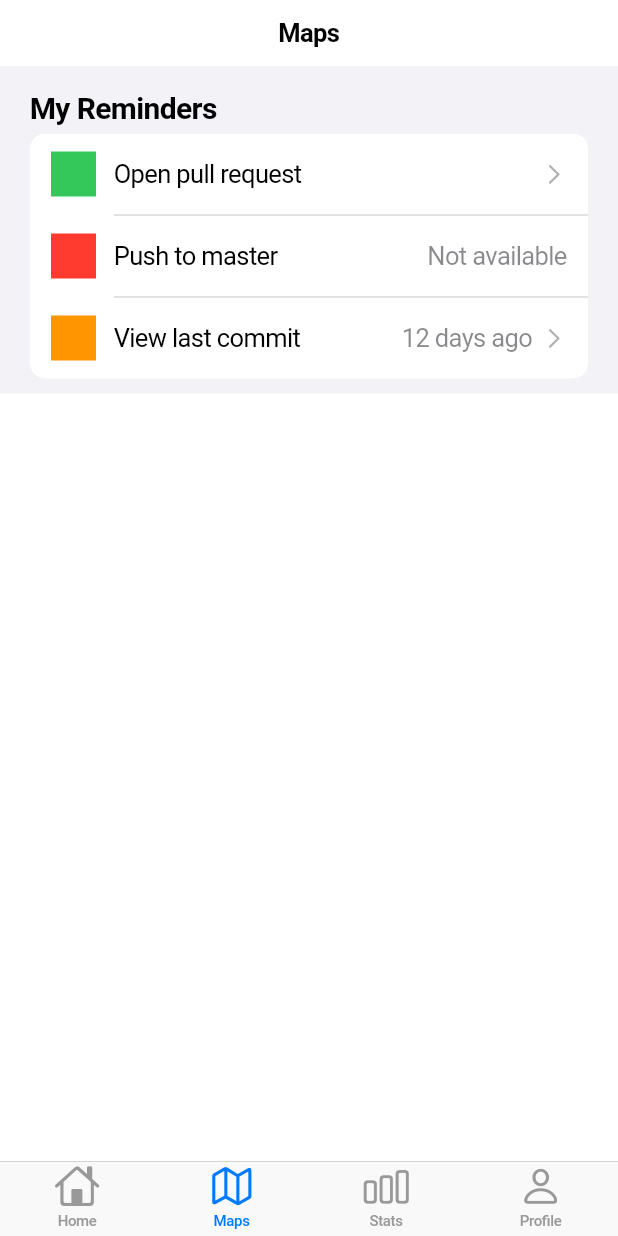
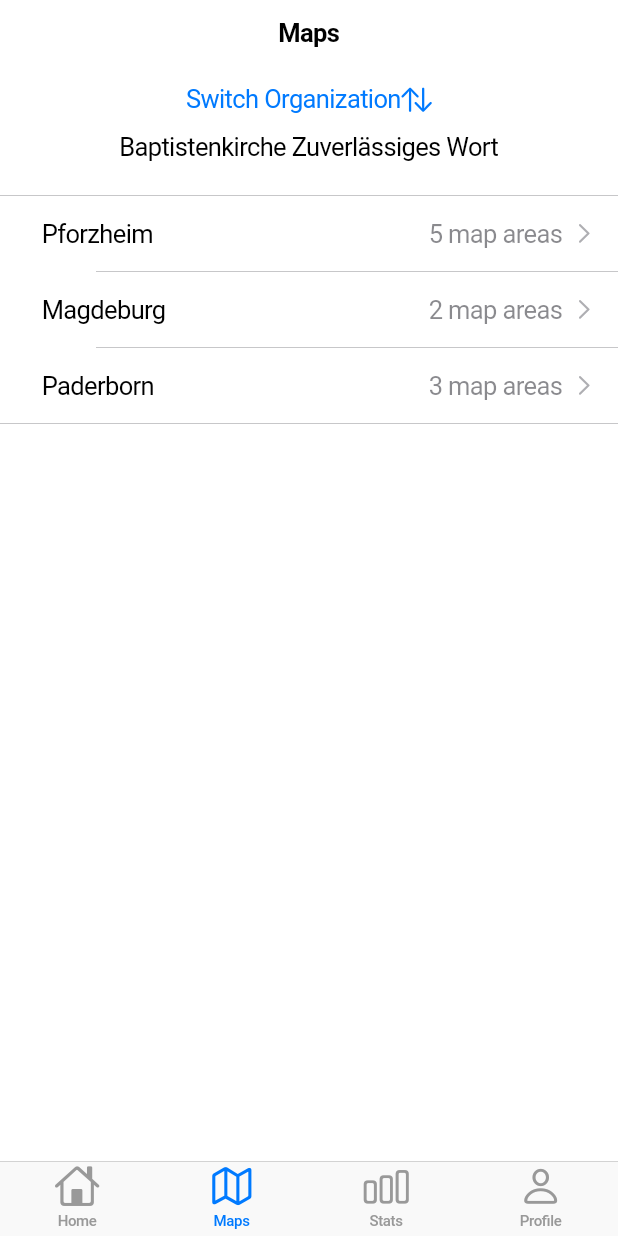
Before and after one commit to joelkingsley/winsouls-client, a Flutter app: the screen it shows after launch, item 2 of the bottom bar chosen, on a phone screen of 412 x 824 dp. Run offline on Flutter 3.47's test engine with Material 2 defaults, Android fonts, the phone set to English and light mode, and no system bars.

Commit message:
Added maps list and switch organization button

```diff
--- a/lib/presentation/tabs/home/home_tab.dart
+++ b/lib/presentation/tabs/home/home_tab.dart
@@ -19,7 +19,8 @@ class _HomeTabPageState extends State<HomeTabPage> {
       ),
       child: ListView(
         children: [
-          CupertinoListSection.insetGrouped(
+          CupertinoListSection(
+              backgroundColor: CupertinoColors.systemBackground,
               header: const Text('Current Events'),
               children: <CupertinoListTile>[
                 CupertinoListTile.notched(
@@ -40,7 +41,8 @@ class _HomeTabPageState extends State<HomeTabPage> {
                   ),
                 )
               ]),
-          CupertinoListSection.insetGrouped(
+          CupertinoListSection(
+            backgroundColor: CupertinoColors.systemBackground,
             header: const Text('Upcoming Events'),
             children: [
               CupertinoListTile.notched(
--- a/lib/presentation/tabs/maps/maps_tab.dart
+++ b/lib/presentation/tabs/maps/maps_tab.dart
@@ -9,6 +9,35 @@ class MapsTabPage extends StatefulWidget {
 }
 
 class _MapsTabPageState extends State<MapsTabPage> {
+  final double _kItemExtent = 32.0;
+  final List<String> _organizationNames = <String>[
+    'Baptistenkirche Zuverlässiges Wort',
+    'Soul Winning India',
+  ];
+  int _selectedOrganization = 0;
+
+  // This shows a CupertinoModalPopup with a reasonable fixed height which hosts CupertinoPicker.
+  void _showDialog(Widget child) {
+    showCupertinoModalPopup<void>(
+      context: context,
+      builder: (BuildContext context) => Container(
+        height: 216,
+        padding: const EdgeInsets.only(top: 6.0),
+        // The Bottom margin is provided to align the popup above the system navigation bar.
+        margin: EdgeInsets.only(
+          bottom: MediaQuery.of(context).viewInsets.bottom,
+        ),
+        // Provide a background color for the popup.
+        color: CupertinoColors.systemBackground.resolveFrom(context),
+        // Use a SafeArea widget to avoid system overlaps.
+        child: SafeArea(
+          top: false,
+          child: child,
+        ),
+      ),
+    );
+  }
+
   @override
   Widget build(BuildContext context) {
     return CupertinoPageScaffold(
@@ -17,16 +46,48 @@ class _MapsTabPageState extends State<MapsTabPage> {
       ),
       child: ListView(
         children: [
-          CupertinoListSection.insetGrouped(
-            header: const Text('My Reminders'),
+          CupertinoButton(
+            padding: EdgeInsets.zero,
+            // Display a CupertinoPicker with list of fruits.
+            onPressed: () => _showDialog(
+              CupertinoPicker(
+                magnification: 1.22,
+                squeeze: 1.2,
+                useMagnifier: true,
+                itemExtent: _kItemExtent,
+                // This sets the initial item.
+                scrollController: FixedExtentScrollController(
+                  initialItem: _selectedOrganization,
+                ),
+                // This is called when selected item is changed.
+                onSelectedItemChanged: (int selectedItem) {
+                  setState(() {
+                    _selectedOrganization = selectedItem;
+                  });
+                },
+                children: List<Widget>.generate(_organizationNames.length,
+                    (int index) {
+                  return Center(child: Text(_organizationNames[index]));
+                }),
+              ),
+            ),
+            // This displays the selected fruit name.
+            child: const Row(
+                mainAxisAlignment: MainAxisAlignment.center,
+                children: [
+                  Text(
+                    'Switch Organization',
+                  ),
+                  Icon(CupertinoIcons.arrow_up_arrow_down),
+                ]),
+          ),
+          Center(child: Text(_organizationNames[_selectedOrganization])),
+          CupertinoListSection(
+            backgroundColor: CupertinoColors.systemBackground,
             children: <CupertinoListTile>[
               CupertinoListTile.notched(
-                title: const Text('Open pull request'),
-                leading: Container(
-                  width: double.infinity,
-                  height: double.infinity,
-                  color: CupertinoColors.activeGreen,
-                ),
+                title: const Text('Pforzheim'),
+                additionalInfo: const Text('5 map areas'),
                 trailing: const CupertinoListTileChevron(),
                 onTap: () => Navigator.of(context).push(
                   CupertinoPageRoute<void>(
@@ -37,22 +98,20 @@ class _MapsTabPageState extends State<MapsTabPage> {
                 ),
               ),
               CupertinoListTile.notched(
-                title: const Text('Push to master'),
-                leading: Container(
-                  width: double.infinity,
-                  height: double.infinity,
-                  color: CupertinoColors.systemRed,
+                title: const Text('Magdeburg'),
+                additionalInfo: const Text('2 map areas'),
+                trailing: const CupertinoListTileChevron(),
+                onTap: () => Navigator.of(context).push(
+                  CupertinoPageRoute<void>(
+                    builder: (BuildContext context) {
+                      return const MapDetailPage();
+                    },
+                  ),
                 ),
-                additionalInfo: const Text('Not available'),
               ),
               CupertinoListTile.notched(
-                title: const Text('View last commit'),
-                leading: Container(
-                  width: double.infinity,
-                  height: double.infinity,
-                  color: CupertinoColors.activeOrange,
-                ),
-                additionalInfo: const Text('12 days ago'),
+                title: const Text('Paderborn'),
+                additionalInfo: const Text('3 map areas'),
                 trailing: const CupertinoListTileChevron(),
                 onTap: () => Navigator.of(context).push(
                   CupertinoPageRoute<void>(
```
